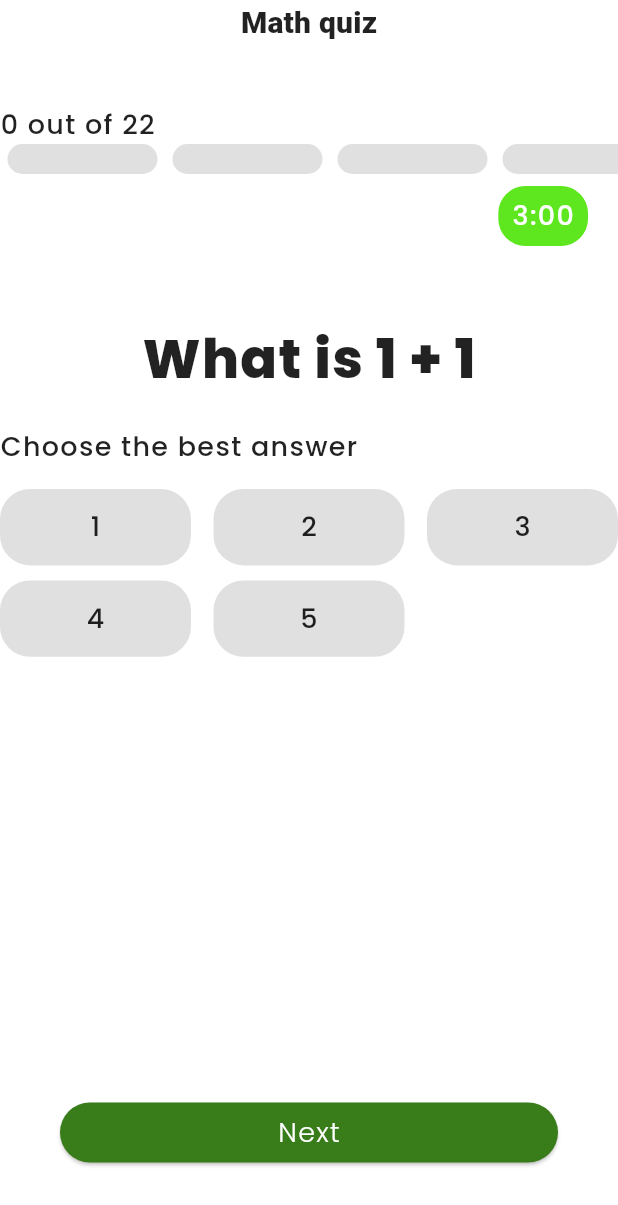
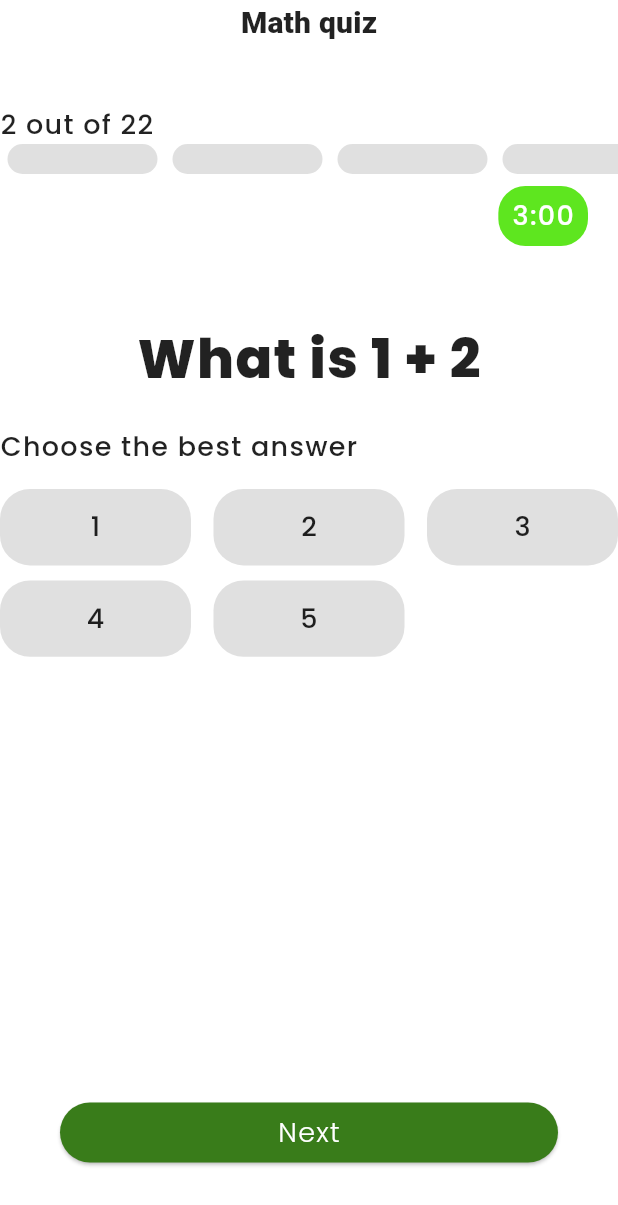
Before and after one commit to RWEMAISINGIZWENorbert/one_quiz, a Flutter app: the screen it shows after launch, after a tap on "Next", on a phone screen of 412 x 824 dp. Shown: the top 1205 px of the screen. Run offline on Flutter 3.47's test engine with Material 3 defaults, Android fonts, the phone set to English and light mode, and no system bars; our stand-ins replace google_fonts.

Commit message:
[ix] bug on the increment the index of the questions solved now

```diff
--- a/lib/components/quiz_header.dart
+++ b/lib/components/quiz_header.dart
@@ -2,18 +2,16 @@
 import 'package:flutter/material.dart';
 import 'package:one_quiz/model/quiz_model.dart';
 
-class QuizHeader extends StatefulWidget {
-  const QuizHeader({super.key});
+class QuizHeader extends StatelessWidget {
+  final int currentIndex;
+  final int actualIndex;
+  const QuizHeader({super.key, required this.currentIndex, required this.actualIndex});
 
-  @override
-  State<QuizHeader> createState() => _QuizHeaderState();
-}
-
-class _QuizHeaderState extends State<QuizHeader> {
   @override
   Widget build(BuildContext context) {
     List<QuizModel> quizData = QuizModel.initQuiz();
-     int currentInddex = 0;
+    print( 'Currrent index $currentIndex');
+    print( 'ACtual index $actualIndex');
 
     return Column(
           children: [
@@ -23,7 +21,7 @@ class _QuizHeaderState extends State<QuizHeader> {
                 mainAxisAlignment: MainAxisAlignment.start,
                 children: <Text>[
                   Text(
-                    '$currentInddex out of ${quizData.length}',
+                    '$actualIndex out of ${quizData.length}',
                     style: Theme.of(context).textTheme.labelSmall,
                   )
                 ],
--- a/lib/model/quiz_model.dart
+++ b/lib/model/quiz_model.dart
@@ -20,6 +20,41 @@ class QuizModel {
         QuizModel(
           id: id,
           questionName: 'What is 1 + 1',
+          options: ['1','2', '3', '4', '5'],
+          answerINdex: 1
+          ));
+      quizData.add(
+        QuizModel(
+          id: id,
+          questionName: 'What is 1 + 2',
+          options: ['1','2', '3', '4', '5'],
+          answerINdex: 1
+          ));
+      quizData.add(
+        QuizModel(
+          id: id,
+          questionName: 'What is 1 + 3',
+          options: ['1','2', '3', '4', '5'],
+          answerINdex: 1
+          ));
+      quizData.add(
+        QuizModel(
+          id: id,
+          questionName: 'What is 1 + 4',
+          options: ['1','2', '3', '4', '5'],
+          answerINdex: 1
+          ));
+      quizData.add(
+        QuizModel(
+          id: id,
+          questionName: 'What is 1 + 5',
+          options: ['1','2', '3', '4', '5'],
+          answerINdex: 1
+          ));
+      quizData.add(
+        QuizModel(
+          id: id,
+          questionName: 'What is 1 + 6',
           options: ['1','2', '3', '4', '5'],
           answerINdex: 1
           ));
@@ -124,49 +159,14 @@ class QuizModel {
       quizData.add(
         QuizModel(
           id: id,
-          questionName: 'What is 1 + 1',
+          questionName: 'Beforet the last question What is 1 + 1',
           options: ['1','2', '3', '4', '5'],
           answerINdex: 1
           ));
       quizData.add(
         QuizModel(
           id: id,
-          questionName: 'What is 1 + 1',
-          options: ['1','2', '3', '4', '5'],
-          answerINdex: 1
-          ));
-      quizData.add(
-        QuizModel(
-          id: id,
-          questionName: 'What is 1 + 1',
-          options: ['1','2', '3', '4', '5'],
-          answerINdex: 1
-          ));
-      quizData.add(
-        QuizModel(
-          id: id,
-          questionName: 'What is 1 + 1',
-          options: ['1','2', '3', '4', '5'],
-          answerINdex: 1
-          ));
-      quizData.add(
-        QuizModel(
-          id: id,
-          questionName: 'What is 1 + 1',
-          options: ['1','2', '3', '4', '5'],
-          answerINdex: 1
-          ));
-      quizData.add(
-        QuizModel(
-          id: id,
-          questionName: 'What is 1 + 1',
-          options: ['1','2', '3', '4', '5'],
-          answerINdex: 1
-          ));
-      quizData.add(
-        QuizModel(
-          id: id,
-          questionName: 'What is 1 + 1',
+          questionName: 'last quiseion What is 1 + 1',
           options: ['1','2', '3', '4', '5'],
           answerINdex: 1
           ));
--- a/lib/screen/app.dart
+++ b/lib/screen/app.dart
@@ -13,11 +13,13 @@ class App extends StatefulWidget {
 }
 
 class _AppState extends State<App> {
+   int currentIndex = 0;
+   int actualIndex = 1;
    List<QuizModel> quizData = QuizModel.initQuiz();
-   int currentIndex = 0;
 
   @override
   Widget build(BuildContext context) {
+    int lastIndex = quizData.length - 1;
     return  Scaffold(
       body: Column(
         crossAxisAlignment: CrossAxisAlignment.start,
@@ -29,7 +31,10 @@ class _AppState extends State<App> {
               ),
           ),
           const SizedBox(height: 40),
-          QuizHeader(),
+          QuizHeader(
+            currentIndex: currentIndex,
+            actualIndex: actualIndex
+            ),
           const SizedBox(height: 50),
           Column(
             children: [
@@ -59,22 +64,26 @@ class _AppState extends State<App> {
               horizontal: 40
             ),
             child: ElevatedButton(
-              onPressed: (){},
+              onPressed: (){
+              // int lastIndex = quizData.length - 1;
+               setState(() {
+                  if(currentIndex < lastIndex){
+                    currentIndex +=1;
+                    actualIndex += 1;
+                  }
+              });
+              },
               style: ButtonStyle(
                 backgroundColor:  WidgetStateProperty.all(Color.fromARGB(255, 57, 124, 26))
               ),
               child: Container(
                 alignment: Alignment.center,
-                child: InkWell(
-                  onTap: (){
-                    currentIndex += 1;
-                  },
-                  child: Text('Next', style: GoogleFonts.poppins(
-                    fontSize: 18,
-                    fontWeight: FontWeight.w300,
-                    color: Colors.white
-                  ),),
-                ),
+                child: Text(
+                  currentIndex != lastIndex ? 'Next': 'Submit', style: GoogleFonts.poppins(
+                  fontSize: 18,
+                  fontWeight: FontWeight.w300,
+                  color: Colors.white
+                ),),
                 )
               ),
           ),
```
